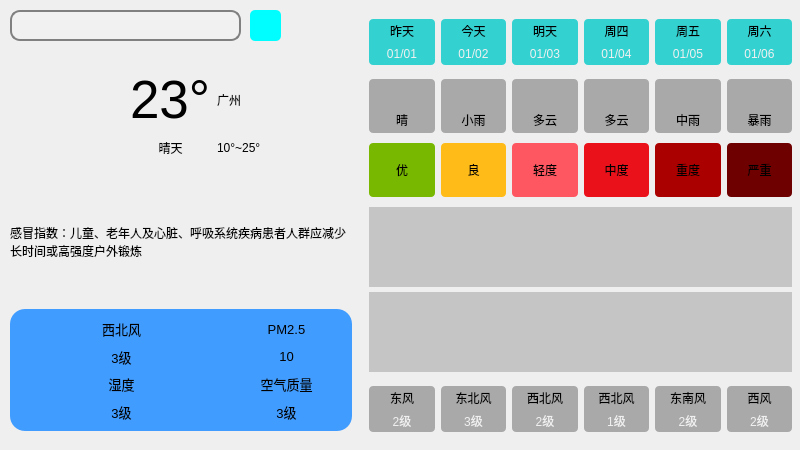
The window that widget.ui (sjp1237/weather-) describes before a commit, drawn with Qt 5.
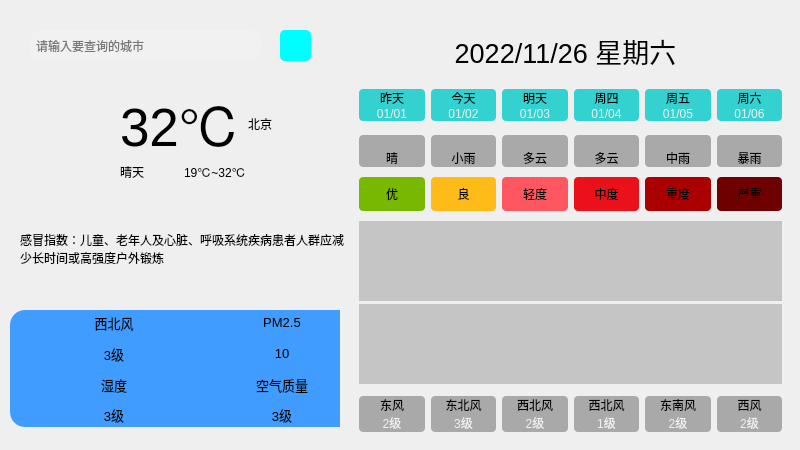
The same window after the commit. Icons and pictures are not drawn.

```diff
--- a/widget.ui
+++ b/widget.ui
@@ -13,74 +13,51 @@
   <property name="windowTitle">
    <string>Widget</string>
   </property>
-  <property name="styleSheet">
-   <string notr="true">QLineEdit { border-radius: 10px; border: 2px solid gray; }</string>
+  <property name="autoFillBackground">
+   <bool>false</bool>
   </property>
-  <layout class="QHBoxLayout" name="horizontalLayout">
-   <property name="spacing">
-    <number>0</number>
-   </property>
-   <property name="leftMargin">
-    <number>0</number>
-   </property>
-   <property name="topMargin">
-    <number>0</number>
-   </property>
-   <property name="rightMargin">
-    <number>0</number>
-   </property>
-   <property name="bottomMargin">
-    <number>0</number>
-   </property>
-   <item>
-    <widget class="QWidget" name="widget" native="true">
      <property name="styleSheet">
       <string notr="true">QWidget#widget{
 	border-image: url(:/res/background.png);
 }
 </string>
      </property>
-     <widget class="QLineEdit" name="search_edit">
-      <property name="geometry">
-       <rect>
-        <x>10</x>
-        <y>10</y>
-        <width>231</width>
-        <height>31</height>
-       </rect>
-      </property>
-      <property name="styleSheet">
-       <string notr="true">background-color: rgba(255, 255, 255, 25);
-border-radius:10px;
-padding:2px 4px</string>
-      </property>
-     </widget>
-     <widget class="QToolButton" name="toolButton">
+  <layout class="QVBoxLayout" name="verticalLayout">
+   <property name="leftMargin">
+    <number>0</number>
+   </property>
+   <property name="topMargin">
+    <number>0</number>
+   </property>
+   <property name="rightMargin">
+    <number>0</number>
+   </property>
+   <property name="bottomMargin">
+    <number>0</number>
+   </property>
+   <item>
+    <widget class="QWidget" name="widget" native="true">
+     <widget class="QLabel" name="lbGaoMao">
       <property name="geometry">
        <rect>
-        <x>250</x>
-        <y>10</y>
-        <width>31</width>
-        <height>31</height>
+        <x>20</x>
+        <y>190</y>
+        <width>330</width>
+        <height>118</height>
        </rect>
       </property>
-      <property name="styleSheet">
-       <string notr="true">border-radius:5px;
-background-color: rgb(0, 253, 255);</string>
-      </property>
       <property name="text">
-       <string/>
+       <string>感冒指数：儿童、老年人及心脏、呼吸系统疾病患者人群应减少长时间或高强度户外锻炼</string>
       </property>
-      <property name="icon">
-       <iconset resource="resource.qrc">
-        <normaloff>:/res/search.png</normaloff>:/res/search.png</iconset>
+      <property name="wordWrap">
+       <bool>true</bool>
       </property>
      </widget>
      <widget class="QWidget" name="widget_2" native="true">
       <property name="geometry">
        <rect>
         <x>20</x>
-        <y>60</y>
+        <y>90</y>
         <width>291</width>
         <height>101</height>
        </rect>
@@ -89,46 +66,57 @@
        <property name="geometry">
         <rect>
          <x>10</x>
+         <y>10</y>
+         <width>81</width>
+         <height>81</height>
+        </rect>
+       </property>
+       <property name="text">
+        <string/>
+       </property>
+       <property name="pixmap">
+        <pixmap>:/res/type/Qing.png</pixmap>
+       </property>
+       <property name="scaledContents">
+        <bool>true</bool>
+       </property>
+       <property name="alignment">
+        <set>Qt::AlignCenter</set>
+       </property>
+      </widget>
+      <widget class="QWidget" name="layoutWidget">
+       <property name="geometry">
+        <rect>
+         <x>100</x>
          <y>0</y>
-         <width>90</width>
-         <height>90</height>
-        </rect>
-       </property>
-       <property name="text">
-        <string/>
-       </property>
-       <property name="pixmap">
-        <pixmap resource="resource.qrc">:/type/res/type/Qing.png</pixmap>
-       </property>
-       <property name="scaledContents">
-        <bool>true</bool>
-       </property>
-      </widget>
-      <widget class="QWidget" name="gridLayoutWidget">
-       <property name="geometry">
-        <rect>
-         <x>110</x>
-         <y>10</y>
-         <width>160</width>
-         <height>90</height>
+         <width>181</width>
+         <height>91</height>
         </rect>
        </property>
        <layout class="QGridLayout" name="gridLayout">
-        <item row="0" column="0">
-         <widget class="QLabel" name="label_4">
+        <item row="0" column="0" colspan="2">
+         <widget class="QLabel" name="lbTemp">
           <property name="font">
            <font>
             <pointsize>40</pointsize>
            </font>
           </property>
           <property name="text">
-           <string>23°</string>
+           <string>32℃</string>
           </property>
-          <property name="textFormat">
-           <enum>Qt::AutoText</enum>
+         </widget>
+        </item>
+        <item row="0" column="2">
+         <widget class="QLabel" name="lbCity">
+          <property name="text">
+           <string>北京</string>
           </property>
-          <property name="scaledContents">
-           <bool>false</bool>
+         </widget>
+        </item>
+        <item row="1" column="1" colspan="2">
+         <widget class="QLabel" name="lbLowHigh">
+          <property name="text">
+           <string>19℃~32℃</string>
           </property>
          </widget>
         </item>
@@ -137,50 +125,20 @@
           <property name="text">
            <string>晴天</string>
           </property>
-          <property name="alignment">
-           <set>Qt::AlignCenter</set>
-          </property>
-         </widget>
-        </item>
-        <item row="0" column="1">
-         <widget class="QLabel" name="label_3">
-          <property name="text">
-           <string>广州</string>
-          </property>
-         </widget>
-        </item>
-        <item row="1" column="1">
-         <widget class="QLabel" name="label_5">
-          <property name="text">
-           <string>10°~25°</string>
-          </property>
          </widget>
         </item>
        </layout>
       </widget>
      </widget>
-     <widget class="QWidget" name="widget_3" native="true">
-      <property name="geometry">
-       <rect>
-        <x>10</x>
-        <y>180</y>
-        <width>342</width>
-        <height>251</height>
-       </rect>
-      </property>
-      <layout class="QVBoxLayout" name="verticalLayout_4">
-       <item>
-        <widget class="QLabel" name="lbGaoMao_2">
-         <property name="text">
-          <string>感冒指数：儿童、老年人及心脏、呼吸系统疾病患者人群应减少长时间或高强度户外锻炼</string>
-         </property>
-         <property name="wordWrap">
-          <bool>true</bool>
-         </property>
-        </widget>
-       </item>
-       <item>
         <widget class="QWidget" name="widget_5" native="true">
+      <property name="geometry">
+       <rect>
+        <x>10</x>
+        <y>310</y>
+        <width>330</width>
+        <height>117</height>
+       </rect>
+      </property>
          <property name="styleSheet">
           <string notr="true">background-color: rgb(65, 156, 255);
 border-radius: 15px</string>
@@ -323,9 +281,9 @@
            </layout>
           </item>
           <item row="0" column="0">
-           <layout class="QHBoxLayout" name="horizontalLayout_3">
+        <layout class="QHBoxLayout" name="horizontalLayout">
             <item>
-             <widget class="QLabel" name="lbWindIcon_2">
+          <widget class="QLabel" name="lbWindIcon">
               <property name="minimumSize">
                <size>
                 <width>40</width>
@@ -355,7 +313,7 @@
              </widget>
             </item>
             <item>
-             <layout class="QVBoxLayout" name="verticalLayout_5">
+          <layout class="QVBoxLayout" name="verticalLayout_2">
               <item>
                <widget class="QLabel" name="lbWindFx_2">
                 <property name="font">
@@ -460,16 +418,31 @@
           </item>
          </layout>
         </widget>
-       </item>
-      </layout>
+     <widget class="QLineEdit" name="leCity_2">
+      <property name="geometry">
+       <rect>
+        <x>30</x>
+        <y>30</y>
+        <width>231</width>
+        <height>31</height>
+       </rect>
+      </property>
+      <property name="styleSheet">
+       <string notr="true">background-color: rgba(255, 255, 255, 25);
+border-radius:10px;
+padding:2px 4px</string>
+      </property>
+      <property name="placeholderText">
+       <string>请输入要查询的城市</string>
+      </property>
      </widget>
      <widget class="QWidget" name="widget_16" native="true">
       <property name="geometry">
        <rect>
-        <x>360</x>
-        <y>10</y>
+        <x>350</x>
+        <y>80</y>
         <width>441</width>
-        <height>431</height>
+        <height>361</height>
        </rect>
       </property>
       <layout class="QVBoxLayout" name="verticalLayout_16">
@@ -1237,6 +1210,54 @@
        </item>
       </layout>
      </widget>
+     <widget class="QLabel" name="lbDate_2">
+      <property name="geometry">
+       <rect>
+        <x>400</x>
+        <y>30</y>
+        <width>331</width>
+        <height>41</height>
+       </rect>
+      </property>
+      <property name="font">
+       <font>
+        <family>Arial</family>
+        <pointsize>20</pointsize>
+        <bold>false</bold>
+        <kerning>true</kerning>
+       </font>
+      </property>
+      <property name="text">
+       <string>2022/11/26 星期六</string>
+      </property>
+      <property name="alignment">
+       <set>Qt::AlignCenter</set>
+      </property>
+      <property name="openExternalLinks">
+       <bool>false</bool>
+      </property>
+     </widget>
+     <widget class="QPushButton" name="btnSearch">
+      <property name="geometry">
+       <rect>
+        <x>280</x>
+        <y>30</y>
+        <width>31</width>
+        <height>31</height>
+       </rect>
+      </property>
+      <property name="styleSheet">
+       <string notr="true">border-radius:5px;
+background-color: rgb(0, 253, 255);</string>
+      </property>
+      <property name="text">
+       <string/>
+      </property>
+      <property name="icon">
+       <iconset resource="resource.qrc">
+        <normaloff>:/res/search.png</normaloff>:/res/search.png</iconset>
+      </property>
+     </widget>
     </widget>
    </item>
   </layout>
```
Left out of the diff: 167 changed lines with no effect on the pictures. Lines whose indentation alone changed are shown as unchanged.
